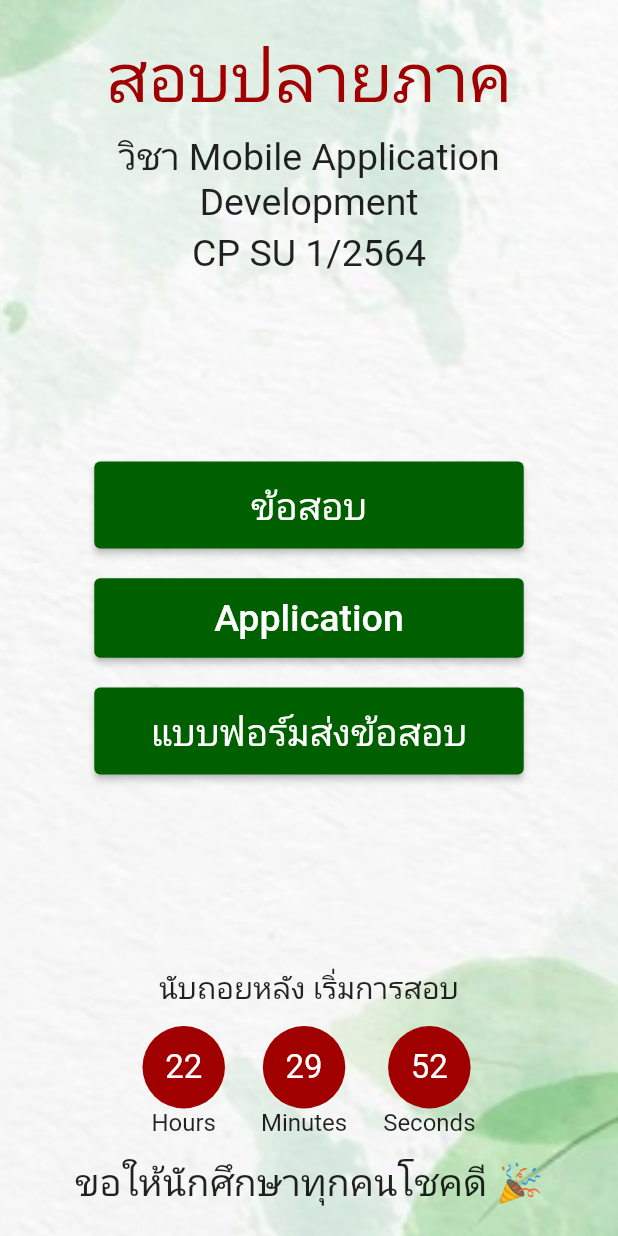
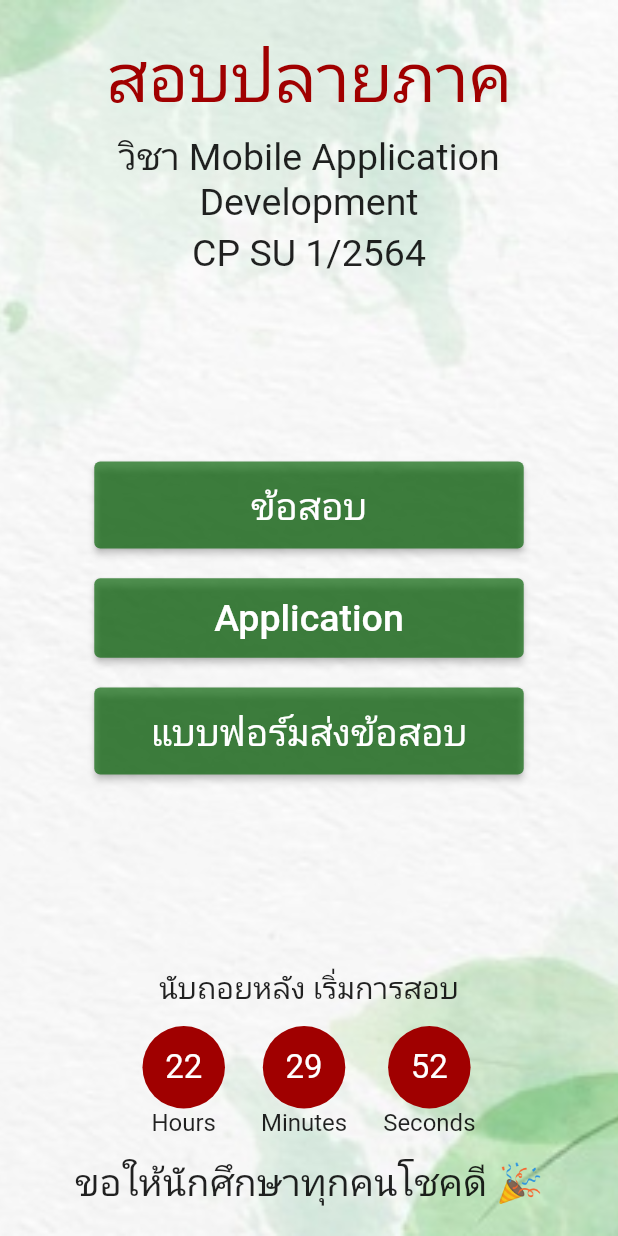
Before and after one commit to 3bugs/election-exit-poll-2021, a Flutter app: the screen it shows after launch, on a phone screen of 412 x 824 dp. Run offline on Flutter 3.47's test engine with Material 2 defaults, Android fonts, the phone set to English and light mode, and no system bars; our stand-ins replace google_fonts; Roboto replaces fonts that are missing (Kanit).

Commit message:
Change button's color

```diff
--- a/lib/pages/landing_page.dart
+++ b/lib/pages/landing_page.dart
@@ -195,7 +195,7 @@ class _LandingPageState extends State<LandingPage> {
             child: ElevatedButton(
               onPressed: onClick,
               style: ElevatedButton.styleFrom(
-                primary: const Color(0xFF006000),
+                primary: const Color(0xAA006000),
               ),
               child: Padding(
                 padding:
```
Also changed, not shown: 3 other files.
